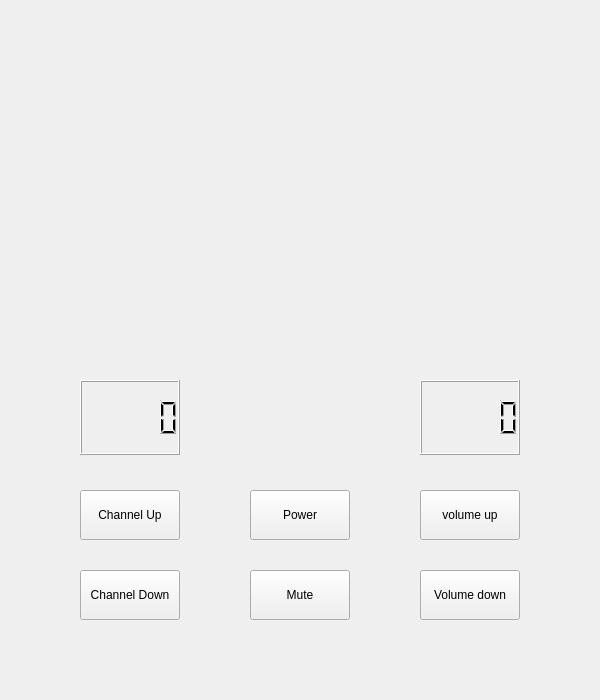
The window that gui.ui (dougmoeller473/TV_Project_For_Final) describes before a commit, drawn with Qt 5.
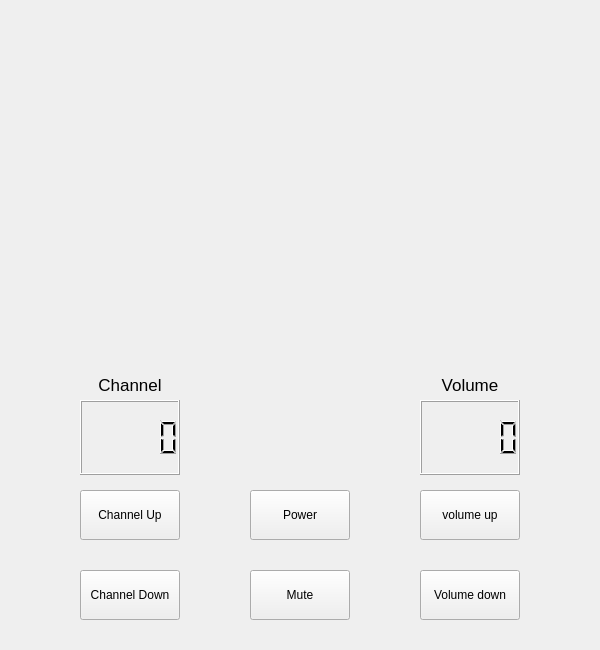
The same window after the commit. Icons and pictures are not drawn.

```diff
--- a/gui.ui
+++ b/gui.ui
@@ -7,19 +7,19 @@
     <x>0</x>
     <y>0</y>
     <width>600</width>
-    <height>700</height>
+    <height>650</height>
    </rect>
   </property>
   <property name="minimumSize">
    <size>
     <width>600</width>
-    <height>700</height>
+    <height>650</height>
    </size>
   </property>
   <property name="maximumSize">
    <size>
     <width>600</width>
-    <height>700</height>
+    <height>650</height>
    </size>
   </property>
   <property name="windowTitle">
@@ -30,7 +30,7 @@
     <property name="geometry">
      <rect>
       <x>420</x>
-      <y>380</y>
+      <y>400</y>
       <width>100</width>
       <height>75</height>
      </rect>
@@ -40,7 +40,7 @@
     <property name="geometry">
      <rect>
       <x>80</x>
-      <y>380</y>
+      <y>400</y>
       <width>100</width>
       <height>75</height>
      </rect>
@@ -146,6 +146,48 @@
      <set>Qt::AlignCenter</set>
     </property>
    </widget>
+   <widget class="QLabel" name="channel_label">
+    <property name="geometry">
+     <rect>
+      <x>80</x>
+      <y>375</y>
+      <width>100</width>
+      <height>20</height>
+     </rect>
+    </property>
+    <property name="font">
+     <font>
+      <pointsize>13</pointsize>
+     </font>
+    </property>
+    <property name="text">
+     <string>Channel</string>
+    </property>
+    <property name="alignment">
+     <set>Qt::AlignCenter</set>
+    </property>
+   </widget>
+   <widget class="QLabel" name="volume_label">
+    <property name="geometry">
+     <rect>
+      <x>420</x>
+      <y>375</y>
+      <width>100</width>
+      <height>20</height>
+     </rect>
+    </property>
+    <property name="font">
+     <font>
+      <pointsize>13</pointsize>
+     </font>
+    </property>
+    <property name="text">
+     <string>Volume</string>
+    </property>
+    <property name="alignment">
+     <set>Qt::AlignCenter</set>
+    </property>
+   </widget>
   </widget>
  </widget>
  <resources/>
```
